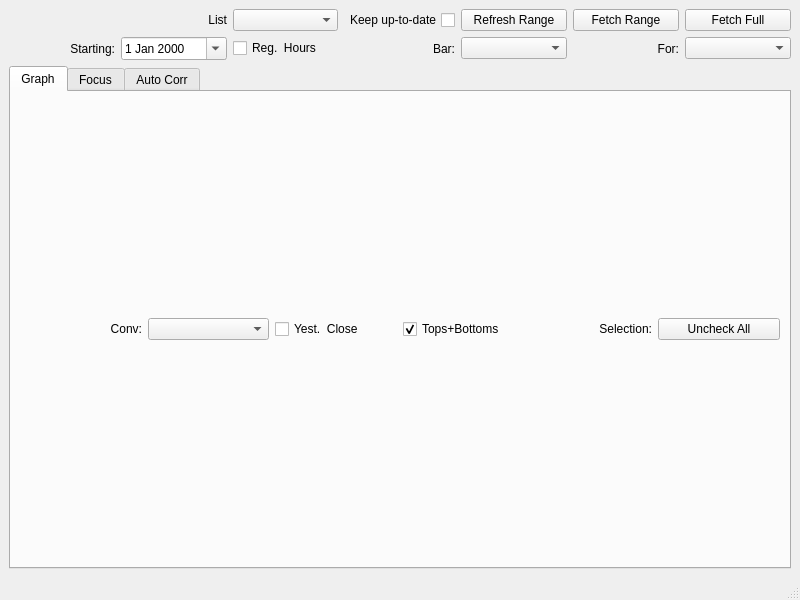
Above: uiComps/qtGeneration/ComparisonWindow.ui from irrelevantmuch/IB_apps before the change. Below: the same form after it.
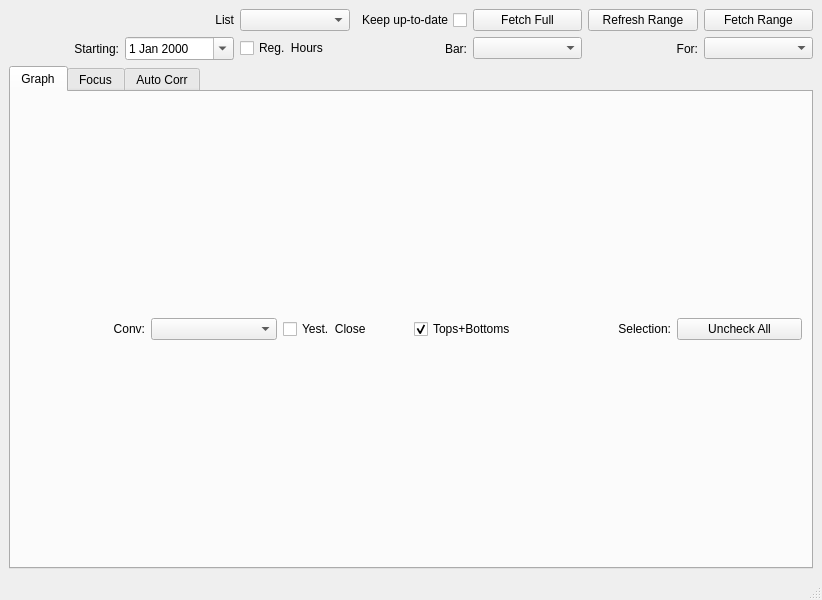
That is the form after the change.

Commit message: Some changes to the button for updating data for the comparisonwindow

```diff
--- a/uiComps/qtGeneration/ComparisonWindow.ui
+++ b/uiComps/qtGeneration/ComparisonWindow.ui
@@ -6,7 +6,7 @@
    <rect>
     <x>0</x>
     <y>0</y>
-    <width>800</width>
+    <width>822</width>
     <height>600</height>
    </rect>
   </property>
@@ -17,30 +17,11 @@
    <layout class="QGridLayout" name="gridLayout">
     <item row="0" column="0">
      <layout class="QGridLayout" name="gridLayout_3">
-      <item row="0" column="2">
-       <widget class="QComboBox" name="list_selector"/>
-      </item>
-      <item row="1" column="0">
-       <widget class="QLabel" name="label_4">
-        <property name="sizePolicy">
-         <sizepolicy hsizetype="Minimum" vsizetype="Preferred">
-          <horstretch>0</horstretch>
-          <verstretch>0</verstretch>
-         </sizepolicy>
-        </property>
-        <property name="text">
-         <string>Starting:</string>
-        </property>
-        <property name="alignment">
-         <set>Qt::AlignRight|Qt::AlignTrailing|Qt::AlignVCenter</set>
-        </property>
-       </widget>
-      </item>
-      <item row="1" column="1">
+      <item row="2" column="1">
        <widget class="QDateEdit" name="date_picker">
         <property name="dateTime">
          <datetime>
-          <hour>6</hour>
+          <hour>5</hour>
           <minute>0</minute>
           <second>0</second>
           <year>2000</year>
@@ -56,32 +37,6 @@
         </property>
        </widget>
       </item>
-      <item row="1" column="6">
-       <widget class="QLabel" name="label_9">
-        <property name="text">
-         <string>For:</string>
-        </property>
-        <property name="alignment">
-         <set>Qt::AlignRight|Qt::AlignTrailing|Qt::AlignVCenter</set>
-        </property>
-       </widget>
-      </item>
-      <item row="1" column="2">
-       <widget class="QCheckBox" name="regular_hours_box">
-        <property name="text">
-         <string>Reg.  Hours</string>
-        </property>
-        <property name="checked">
-         <bool>false</bool>
-        </property>
-       </widget>
-      </item>
-      <item row="1" column="4">
-       <widget class="QComboBox" name="plot_tf_selector"/>
-      </item>
-      <item row="1" column="7">
-       <widget class="QComboBox" name="plot_period_selector"/>
-      </item>
       <item row="0" column="1">
        <widget class="QLabel" name="label_2">
         <property name="text">
@@ -92,7 +47,7 @@
         </property>
        </widget>
       </item>
-      <item row="1" column="3">
+      <item row="2" column="3">
        <widget class="QLabel" name="label_3">
         <property name="text">
          <string>Bar:</string>
@@ -102,26 +57,6 @@
         </property>
        </widget>
       </item>
-      <item row="0" column="7">
-       <widget class="QPushButton" name="fetch_full_button">
-        <property name="text">
-         <string>Fetch Full</string>
-        </property>
-        <attribute name="buttonGroup">
-         <string notr="true">history_interaction_group</string>
-        </attribute>
-       </widget>
-      </item>
-      <item row="0" column="6">
-       <widget class="QPushButton" name="fetch_range_button">
-        <property name="text">
-         <string>Fetch Range</string>
-        </property>
-        <attribute name="buttonGroup">
-         <string notr="true">history_interaction_group</string>
-        </attribute>
-       </widget>
-      </item>
       <item row="0" column="3">
        <widget class="QCheckBox" name="keep_up_box">
         <property name="layoutDirection">
@@ -135,7 +70,72 @@
         </attribute>
        </widget>
       </item>
+      <item row="2" column="6">
+       <widget class="QLabel" name="label_9">
+        <property name="text">
+         <string>For:</string>
+        </property>
+        <property name="alignment">
+         <set>Qt::AlignmentFlag::AlignRight|Qt::AlignmentFlag::AlignTrailing|Qt::AlignmentFlag::AlignVCenter</set>
+        </property>
+       </widget>
+      </item>
+      <item row="2" column="0">
+       <widget class="QLabel" name="label_4">
+        <property name="sizePolicy">
+         <sizepolicy hsizetype="Minimum" vsizetype="Preferred">
+          <horstretch>0</horstretch>
+          <verstretch>0</verstretch>
+         </sizepolicy>
+        </property>
+        <property name="text">
+         <string>Starting:</string>
+        </property>
+        <property name="alignment">
+         <set>Qt::AlignmentFlag::AlignRight|Qt::AlignmentFlag::AlignTrailing|Qt::AlignmentFlag::AlignVCenter</set>
+        </property>
+       </widget>
+      </item>
+      <item row="0" column="2">
+       <widget class="QComboBox" name="list_selector"/>
+      </item>
+      <item row="0" column="8">
+       <widget class="QPushButton" name="fetch_range_button">
+        <property name="text">
+         <string>Fetch Range</string>
+        </property>
+        <attribute name="buttonGroup">
+         <string notr="true">history_interaction_group</string>
+        </attribute>
+       </widget>
+      </item>
+      <item row="2" column="4">
+       <widget class="QComboBox" name="plot_tf_selector"/>
+      </item>
+      <item row="2" column="8">
+       <widget class="QComboBox" name="plot_period_selector"/>
+      </item>
+      <item row="2" column="2">
+       <widget class="QCheckBox" name="regular_hours_box">
+        <property name="text">
+         <string>Reg.  Hours</string>
+        </property>
+        <property name="checked">
+         <bool>false</bool>
+        </property>
+       </widget>
+      </item>
       <item row="0" column="4">
+       <widget class="QPushButton" name="fetch_full_button">
+        <property name="text">
+         <string>Fetch Full</string>
+        </property>
+        <attribute name="buttonGroup">
+         <string notr="true">history_interaction_group</string>
+        </attribute>
+       </widget>
+      </item>
+      <item row="0" column="6">
        <widget class="QPushButton" name="refresh_range_button">
         <property name="text">
          <string>Refresh Range</string>
```
Left out of the diff: 26 changed lines with no effect on the pictures.
